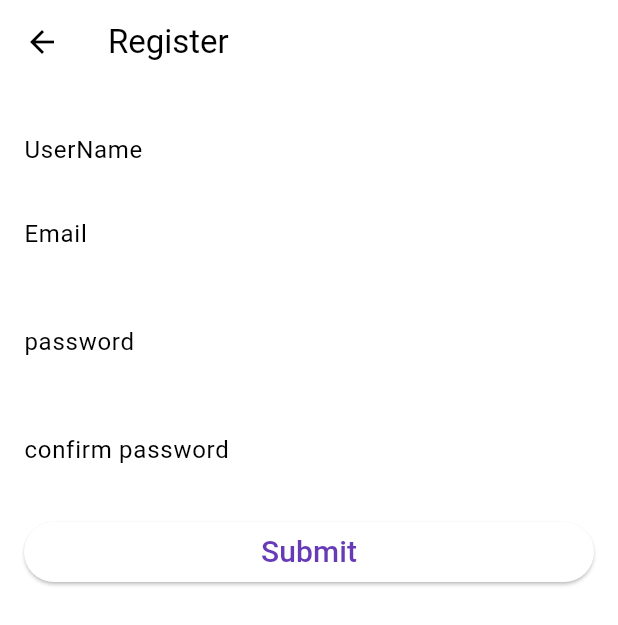
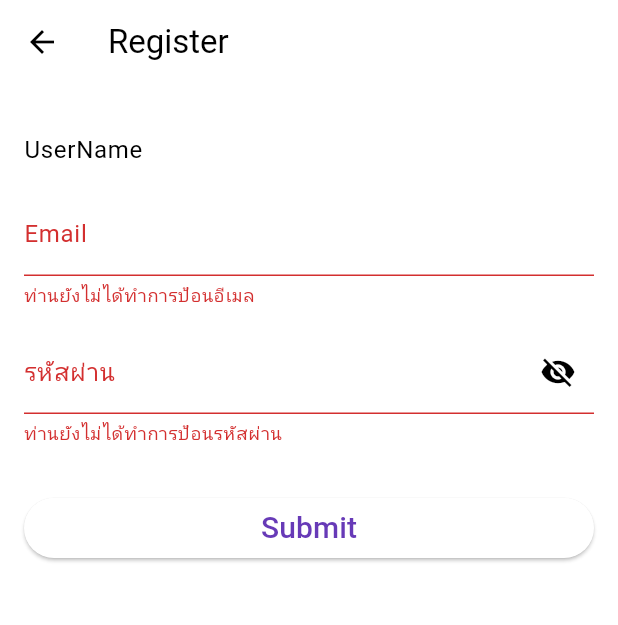
Before and after one commit to Phorncha/Flutter_Webtoon, a Flutter app: the RegPage screen opened directly, after a tap on "Submit", on a phone screen of 412 x 824 dp. Shown: the top 625 px of the screen. Run offline on Flutter 3.47's test engine with Material 2 defaults, Android fonts, the phone set to English and light mode, and no system bars.

Commit message:
update
 Register  ติดปัญหา ในส่วนของ confirmPassword  ไม่สามารถทำงานได้ รอการแก้ไข

```diff
--- a/usetoon/lib/Screen/Pagereg.dart
+++ b/usetoon/lib/Screen/Pagereg.dart
@@ -1,10 +1,18 @@
 import 'package:flutter/material.dart';
 import 'package:usetoon/model/profile.dart';
 
-class RegPage extends StatelessWidget {
+class RegPage extends StatefulWidget {
+  @override
+  _RegPageState createState() => _RegPageState();
+}
+
+class _RegPageState extends State<RegPage> {
   final formKey = GlobalKey<FormState>();
   Profile profile =
       Profile(username: '', email: '', password: '', confirmpassword: '');
+
+  bool _passwordVisible = false;
+  bool _confirmPasswordVisible = false;
 
   @override
   Widget build(BuildContext context) {
@@ -23,34 +31,90 @@ class RegPage extends StatelessWidget {
                 TextFormField(
                   decoration: InputDecoration(labelText: "UserName"),
                   onSaved: (String? username) {
-                    // เปลี่ยนเป็น String?
-                    profile.username = username ??
-                        ""; // ใช้ null-aware operator หรือกำหนดค่าเริ่มต้นให้เป็น ""
+                    profile.username = username ?? "";
                   },
                 ),
+                //////////////////////////////////////////////////////
                 TextFormField(
                   decoration: InputDecoration(labelText: "Email"),
                   keyboardType: TextInputType.emailAddress,
+                  validator: (String? email) {
+                    if (email == null || email.isEmpty) {
+                      return 'ท่านยังไม่ได้ทำการป้อนอีเมล';
+                    }
+                    return null; // ส่งคืน null เมื่อข้อมูลถูกต้อง
+                  },
                   onSaved: (String? email) {
                     profile.email = email ?? "";
                   },
                 ),
                 SizedBox(height: 16),
                 TextFormField(
-                  decoration: InputDecoration(labelText: "password"),
-                  obscureText: true,
+                  decoration: InputDecoration(
+                    labelText: "รหัสผ่าน",
+                    suffixIcon: IconButton(
+                      icon: Icon(
+                        _passwordVisible
+                            ? Icons.visibility
+                            : Icons.visibility_off,
+                        color: Colors.black,
+                      ),
+                      onPressed: () {
+                        setState(() {
+                          _passwordVisible = !_passwordVisible;
+                        });
+                      },
+                    ),
+                  ),
+                  obscureText: !_passwordVisible,
+                  validator: (String? password) {
+                    if (password == null || password.isEmpty) {
+                      return "ท่านยังไม่ได้ทำการป้อนรหัสผ่าน";
+                    } else if (password.length < 6) {
+                      return "รหัสผ่านต้องมีความยาวอย่างน้อย 6 ตัวอักษร";
+                    } else if (!containsUppercaseLetter(password) ||
+                        !containsLowercaseLetter(password)) {
+                      return "รหัสผ่านต้องประกอบด้วยตัวอักษรตัวใหญ่และตัวเล็ก";
+                    }
+                    return null;
+                  },
                   onSaved: (String? password) {
                     profile.password = password ?? "";
                   },
                 ),
                 SizedBox(height: 16),
-                TextFormField(
-                  decoration: InputDecoration(labelText: "confirm password"),
-                  obscureText: true,
-                  onSaved: (String? confirmPassword) {
-                    profile.confirmpassword = confirmPassword ?? "";
-                  },
-                ),
+                ////////////////////////////////////////
+                // TextFormField(
+                //   decoration: InputDecoration(
+                //     labelText: "ยืนยันรหัสผ่าน",
+                //     suffixIcon: IconButton(
+                //       icon: Icon(
+                //         _confirmPasswordVisible
+                //             ? Icons.visibility
+                //             : Icons.visibility_off,
+                //         color: Colors.black,
+                //       ),
+                //       onPressed: () {
+                //         setState(() {
+                //           _confirmPasswordVisible = !_confirmPasswordVisible;
+                //         });
+                //       },
+                //     ),
+                //   ),
+                //   obscureText: !_confirmPasswordVisible,
+                //   validator: (String? confirmPassword) {
+                //     if (confirmPassword == null || confirmPassword.isEmpty) {
+                //       return "ท่านยังไม่ได้ทำการป้อนรหัสผ่าน";
+                //     } else if (confirmPassword.trim() !=
+                //         profile.password.trim()) {
+                //       return "รหัสผ่านไม่ตรงกัน";
+                //     }
+                //     return null;
+                //   },
+                //   onSaved: (String? confirmPassword) {
+                //     profile.confirmpassword = confirmPassword ?? "";
+                //   },
+                // ),
                 SizedBox(height: 16),
                 SizedBox(
                   width: double.infinity,
@@ -60,10 +124,19 @@ class RegPage extends StatelessWidget {
                       style: TextStyle(fontSize: 20),
                     ),
                     onPressed: () {
-                      formKey.currentState?.save();
-                      formKey.currentState?.reset();
-                      print(
-                          "User = ${profile.username} email = ${profile.email} password = ${profile.password} confirm password = ${profile.confirmpassword}");
+                      if (formKey.currentState!.validate()) {
+                        formKey.currentState?.save();
+                        ScaffoldMessenger.of(context).showSnackBar(
+                          SnackBar(
+                            content: Text('ลงทะเบียนสำเร็จ'),
+                          ),
+                        );
+                        // print(
+                        //     "User = ${profile.username} email = ${profile.email} password = ${profile.password} confirmpassword = ${profile.password}");
+                        print(
+                            "User = ${profile.username} email = ${profile.email} password = ${profile.password}");
+                        formKey.currentState?.reset();
+                      }
                     },
                   ),
                 )
@@ -74,4 +147,12 @@ class RegPage extends StatelessWidget {
       ),
     );
   }
+
+  bool containsUppercaseLetter(String value) {
+    return value.contains(new RegExp(r'[A-Z]'));
+  }
+
+  bool containsLowercaseLetter(String value) {
+    return value.contains(new RegExp(r'[a-z]'));
+  }
 }
--- a/usetoon/lib/model/profile.dart
+++ b/usetoon/lib/model/profile.dart
@@ -12,13 +12,11 @@ class Profile {
   });
 }
 
-// void main() {
-//   Profile user = Profile(
-//     username: "username",
-//     email: "example@example.com",
-//     password: "secured_password",
-//     confirm_password: "secured_password",
-//   );
-
-
-// }
+void main() {
+  Profile user = Profile(
+    username: "username",
+    email: "example@example.com",
+    password: "secured_password",
+    confirmpassword: "secured_password",
+  );
+}
--- a/usetoon/pubspec.yaml
+++ b/usetoon/pubspec.yaml
@@ -1,7 +1,6 @@
 name: usetoon
 description: A new Flutter project.
-# The following line prevents the package from being accidentally published to
-# pub.dev using `flutter pub publish`. This is preferred for private packages.
+
 publish_to: 'none' # Remove this line if you wish to publish to pub.dev
 
 version: 1.0.0+1
@@ -19,6 +18,7 @@ dependencies:
   cupertino_icons: ^1.0.2
   flutter_launcher_icons: ^0.13.1
 
+
 flutter_icons:
   android: true
   image_path: "image/Logo.png"
@@ -28,6 +28,7 @@ dev_dependencies:
     sdk: flutter
 
   flutter_lints: ^2.0.0
+  form_field_validator: ^1.1.0
 
 # The following section is specific to Flutter packages.
 flutter:
```
Also changed, not shown: usetoon/pubspec.lock.
